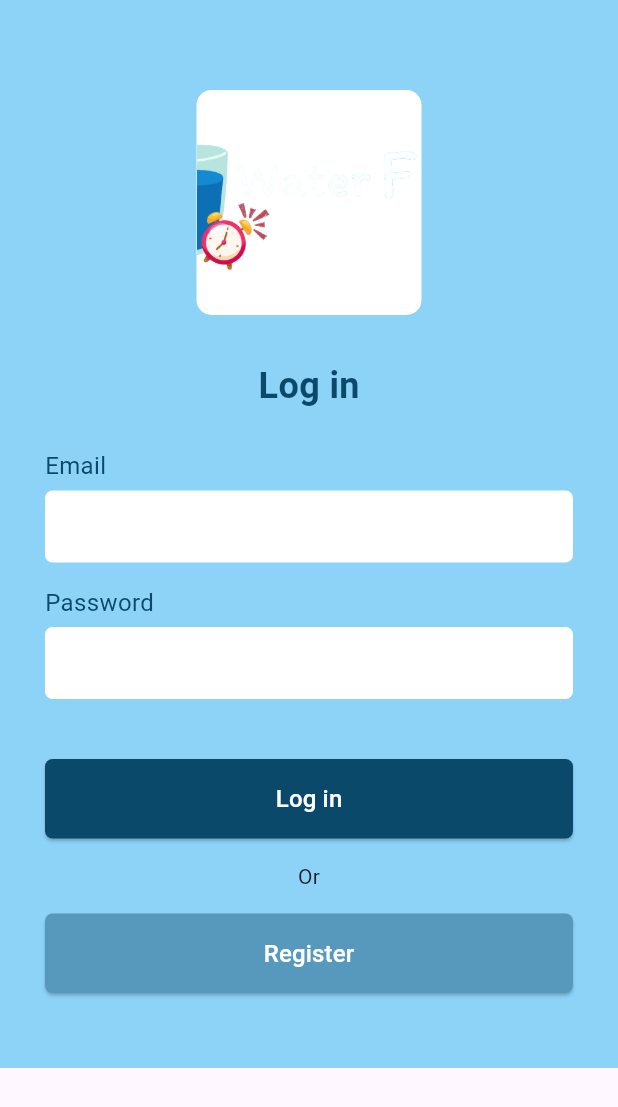
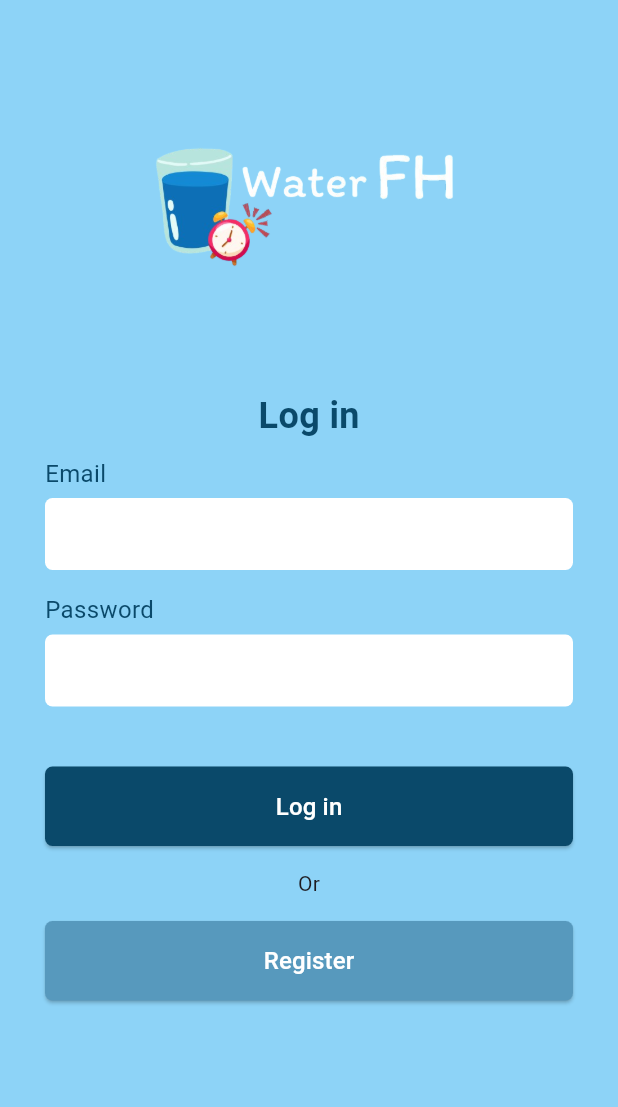
Before and after one commit to Maruuji24/water_fh, a Flutter app: the screen it shows after launch, on a phone screen of 412 x 824 dp. Shown: the top 1107 px of the screen. Run offline on Flutter 3.47's test engine with Material 3 defaults, Android fonts, the phone set to English and light mode, and no system bars.

Commit message:
แก้รูปกับ responsive หน้าจอให้สีฟ้ากับทุกอุปกรณ์

```diff
--- a/lib/login.dart
+++ b/lib/login.dart
@@ -10,9 +10,11 @@ class _LoginScreenState extends State<LoginScreen> {
   @override
   Widget build(BuildContext context) {
     return Scaffold(
-      body: Container(
+      body: SafeArea(
+        child: Container(
           color: Color(0xFF8DD3F7),
           width: double.infinity,
+          height: MediaQuery.of(context).size.height,
           padding: EdgeInsets.symmetric(horizontal: 30),
           child: SingleChildScrollView(  // นี่คือตัวที่ทำให้เลื่อนได้
             child: Column(
@@ -20,16 +22,12 @@ class _LoginScreenState extends State<LoginScreen> {
               crossAxisAlignment: CrossAxisAlignment.center,
               children: [
                 Container(
-                width: 150,
-                height: 150,
-                margin: EdgeInsets.only(bottom: 30, top: 60),
-                decoration: BoxDecoration(
-                  color: Colors.white,
-                  borderRadius: BorderRadius.circular(10),
-                ),
+                  width: 250,
+                  height: 250,
+                  margin: EdgeInsets.only(bottom: 0, top: 10),
                   child: Image.asset(
                     "assets/image/logofh.png",
-                  fit: BoxFit.cover,
+
                   ),
                 ),
 
@@ -42,7 +40,7 @@ class _LoginScreenState extends State<LoginScreen> {
                   ),
                 ),
 
-              SizedBox(height: 25),
+                SizedBox(height: 10),
 
                 //ช่องสำหรับกรอก email
                 Column(
@@ -174,6 +172,7 @@ class _LoginScreenState extends State<LoginScreen> {
             ),
           ),
         ),
+      ),
     );
   }
 }
```
Lines whose indentation alone changed are shown as unchanged.
